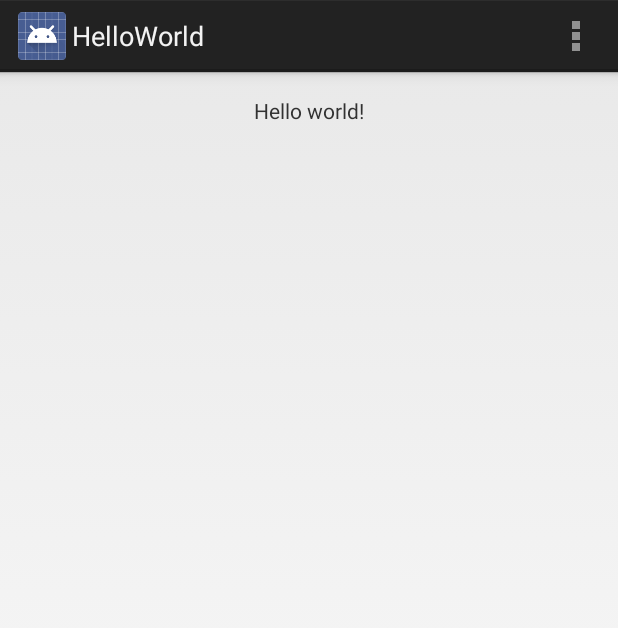
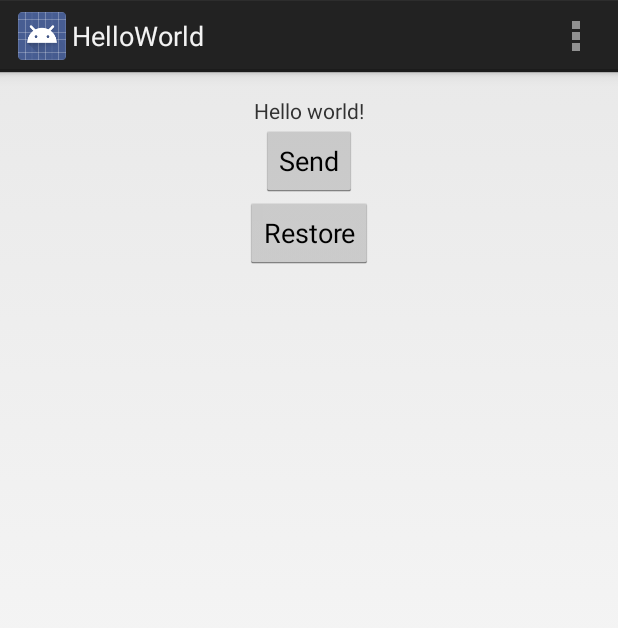
Before and after one commit to csdacuyan/HelloWorld, an Android app: the screen it shows after launch (MyActivity), on a phone screen of 412 x 824 dp. Shown: the top 628 px of the screen. Run offline under Robolectric (Android 15) with nearby library versions, the phone set to English and light mode, and no system bars.

Commit message:
Added btnSend and btnRestore

```diff
--- a/app/src/main/java/com/example/dacuyancarlo/helloworld/MyActivity.java
+++ b/app/src/main/java/com/example/dacuyancarlo/helloworld/MyActivity.java
@@ -4,6 +4,10 @@ import android.app.Activity;
 import android.os.Bundle;
 import android.view.Menu;
 import android.view.MenuItem;
+import android.view.View;
+import android.widget.Button;
+import android.widget.TextView;
+import android.widget.Toast;
 
 
 public class MyActivity extends Activity {
@@ -12,6 +16,25 @@ public class MyActivity extends Activity {
     protected void onCreate(Bundle savedInstanceState) {
         super.onCreate(savedInstanceState);
         setContentView(R.layout.activity_my);
+
+        final TextView textView = (TextView) findViewById(R.id.textView);
+        Button btnSend = (Button) findViewById(R.id.btnSend);
+        btnSend.setOnClickListener(new View.OnClickListener() {
+            @Override
+            public void onClick(View view) {
+                textView.setVisibility(View.INVISIBLE);
+                Toast.makeText(getApplicationContext(), "Message sent!", Toast.LENGTH_SHORT).show();
+            }
+        });
+
+        Button btnRestore = (Button) findViewById(R.id.btnRestore);
+        btnRestore.setOnClickListener(new View.OnClickListener() {
+            @Override
+            public void onClick(View view) {
+                textView.setVisibility(View.VISIBLE);
+                Toast.makeText(getApplicationContext(), "Message restored!", Toast.LENGTH_LONG).show();
+            }
+        });
     }
 
 
--- a/app/src/main/res/layout/activity_my.xml
+++ b/app/src/main/res/layout/activity_my.xml
@@ -14,6 +14,23 @@
         android:layout_width="wrap_content"
         android:layout_height="wrap_content"
         android:layout_alignParentTop="true"
-        android:layout_centerHorizontal="true" />
+        android:layout_centerHorizontal="true"
+        android:id="@+id/textView" />
+
+    <Button
+        android:text="@string/btn_send"
+        android:layout_width="wrap_content"
+        android:layout_height="wrap_content"
+        android:layout_below="@+id/textView"
+        android:layout_centerHorizontal="true"
+        android:id="@+id/btnSend"/>
+
+    <Button
+        android:text="@string/btn_restore"
+        android:layout_width="wrap_content"
+        android:layout_height="wrap_content"
+        android:layout_below="@+id/btnSend"
+        android:layout_centerHorizontal="true"
+        android:id="@+id/btnRestore" />
 
 </RelativeLayout>
--- a/app/src/main/res/values/strings.xml
+++ b/app/src/main/res/values/strings.xml
@@ -3,6 +3,8 @@
 
     <string name="app_name">HelloWorld</string>
     <string name="hello_world">Hello world!</string>
+    <string name="btn_send">"Send"</string>
+    <string name="btn_restore">"Restore"</string>
     <string name="action_settings">Settings</string>
 
 </resources>
```
